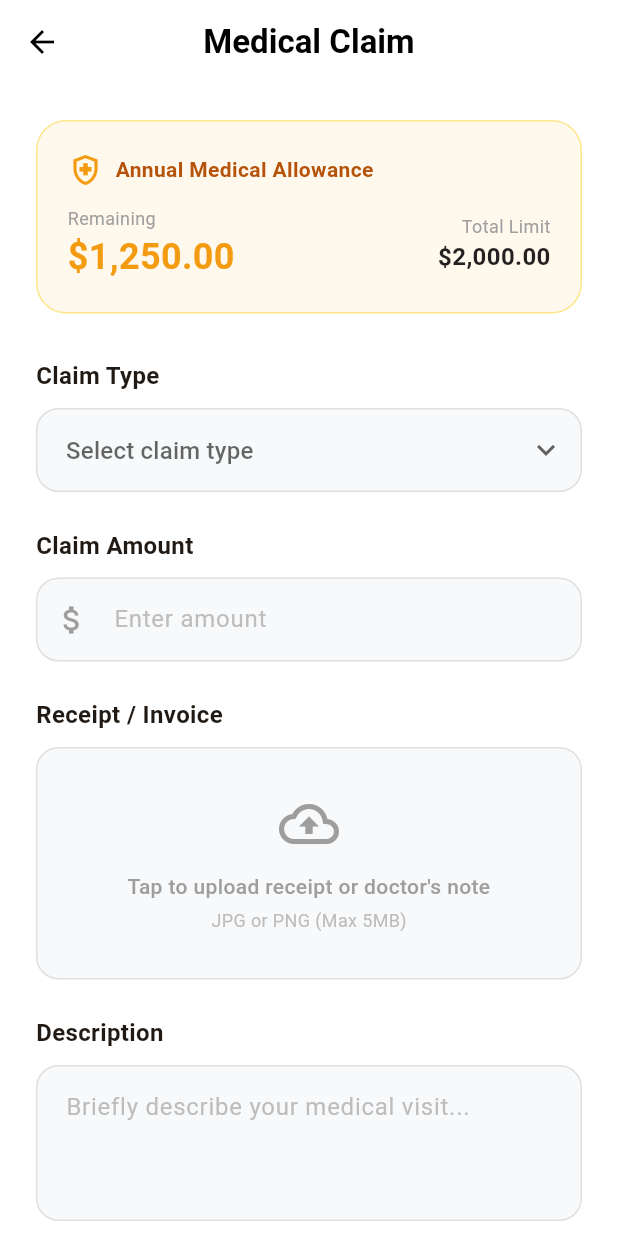
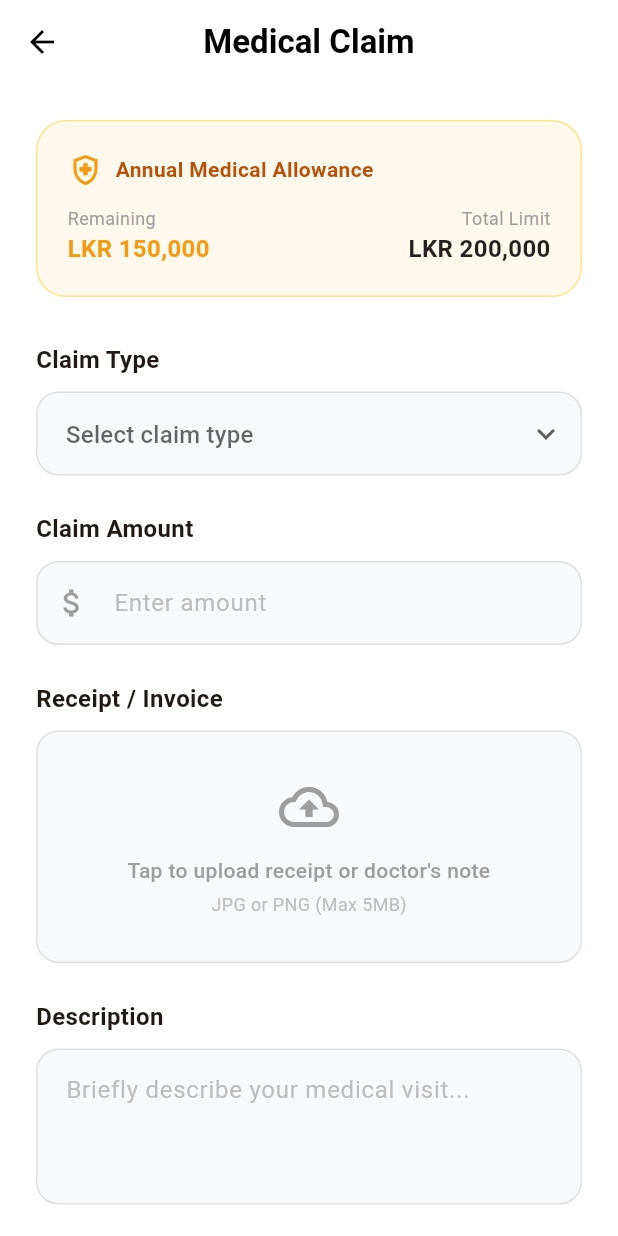
Before and after one commit to OnTime-HR/OnTime, a Flutter app: the MedicalClaimScreen screen opened directly, on a phone screen of 412 x 824 dp. Run offline on Flutter 3.47's test engine with Material 3 defaults, Android fonts, the phone set to English and light mode, and no system bars; our stand-ins replace cloud_firestore, csv, file_picker, firebase_auth, firebase_core, firebase_storage and 7 more; accounts and stored records are empty.

Commit message:
Updated medical claim page

```diff
--- a/lib/shared/medical_claim_screen.dart
+++ b/lib/shared/medical_claim_screen.dart
@@ -213,7 +213,7 @@ class _MedicalClaimScreenState extends State<MedicalClaimScreen> {
       // 8. Prepare the Notification Data
       final notificationData = {
         'title': 'New Medical Claim',
-        'body': '$userName submitted a claim for \$$claimAmount.',
+        'body': '$userName submitted a claim for LKR $claimAmount.',
         'type': 'medical_claim',
         'claimId': claimDoc.id,
         'isRead': false,
@@ -319,14 +319,14 @@ class _MedicalClaimScreenState extends State<MedicalClaimScreen> {
                         crossAxisAlignment: CrossAxisAlignment.start,
                         children: [
                           Text("Remaining", style: TextStyle(color: Colors.grey, fontSize: 12)),
-                          Text("\$1,250.00", style: TextStyle(color: Color(0xFFF39C12), fontSize: 24, fontWeight: FontWeight.bold)),
+                          Text("LKR 150,000", style: TextStyle(color: Color(0xFFF39C12), fontSize: 16, fontWeight: FontWeight.bold)),
                         ],
                       ),
                       Column(
                         crossAxisAlignment: CrossAxisAlignment.end,
                         children: [
                           const Text("Total Limit", style: TextStyle(color: Colors.grey, fontSize: 12)),
-                          Text("\$2,000.00", style: TextStyle(color: Colors.black87, fontSize: 16, fontWeight: FontWeight.bold)),
+                          Text("LKR 200,000", style: TextStyle(color: Colors.black87, fontSize: 16, fontWeight: FontWeight.bold)),
                         ],
                       ),
                     ],
```
